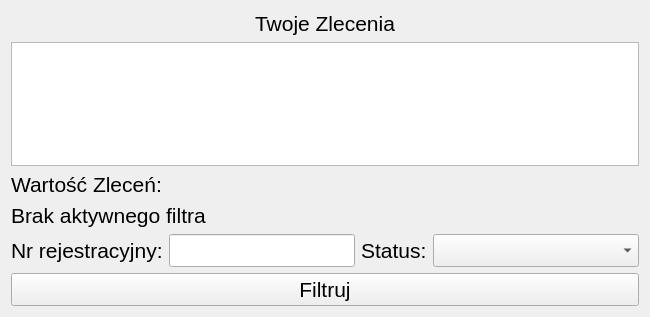
Before: the Qt Designer form showorder.ui in CzarnyEryk/WarsztatProgram, drawn with Qt 5.
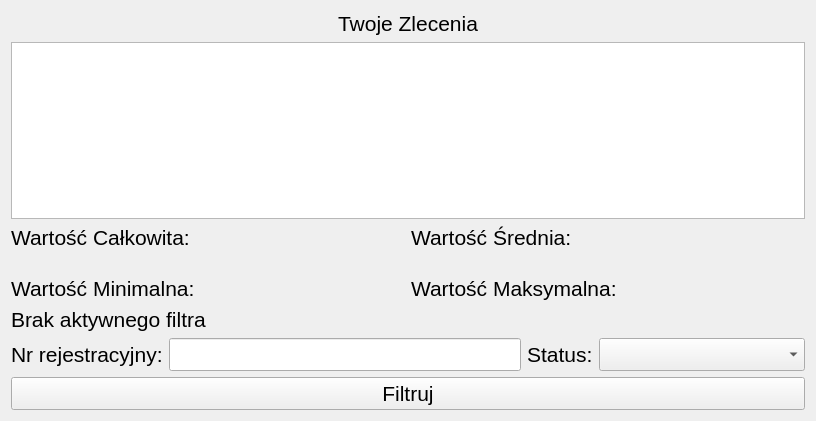
After: the same form once the commit is applied. Icons and pictures are not drawn.

Commit message: Dodano wyświetlanie wartości sredniej ,minimalnej ,maksymalnej dla zleceń, drobne poprawki

The edit to the form file:
```diff
--- a/showorder.ui
+++ b/showorder.ui
@@ -6,8 +6,8 @@
    <rect>
     <x>0</x>
     <y>0</y>
-    <width>650</width>
-    <height>317</height>
+    <width>816</width>
+    <height>421</height>
    </rect>
   </property>
   <property name="sizePolicy">
@@ -28,12 +28,12 @@
   <property name="windowIcon">
    <iconset theme="QIcon::ThemeIcon::EditFind"/>
   </property>
+  <layout class="QGridLayout" name="gridLayout_2">
+   <item row="0" column="0">
   <layout class="QGridLayout" name="gridLayout">
    <item row="0" column="0">
     <layout class="QVBoxLayout" name="verticalLayout_3">
      <item>
-      <layout class="QVBoxLayout" name="verticalLayout_2">
-       <item>
         <widget class="QLabel" name="label">
          <property name="font">
           <font>
@@ -84,6 +84,10 @@
        </item>
       </layout>
      </item>
+     <item row="1" column="0">
+      <layout class="QVBoxLayout" name="verticalLayout_2">
+       <item>
+        <layout class="QHBoxLayout" name="horizontalLayout_4">
      <item>
       <widget class="QLabel" name="ordersValue_label">
        <property name="font">
@@ -92,13 +96,66 @@
         </font>
        </property>
        <property name="text">
-        <string>Wartość Zleceń: </string>
+            <string>Wartość Całkowita: </string>
        </property>
       </widget>
      </item>
+         <item>
+          <widget class="QLabel" name="ordersValueAvg_label">
+           <property name="font">
+            <font>
+             <pointsize>16</pointsize>
+            </font>
+           </property>
+           <property name="text">
+            <string>Wartość Średnia:</string>
+           </property>
+          </widget>
+         </item>
+        </layout>
+       </item>
+       <item>
+        <widget class="QLabel" name="label_2">
+         <property name="text">
+          <string/>
+         </property>
+        </widget>
+       </item>
+       <item>
+        <layout class="QHBoxLayout" name="horizontalLayout_3">
+         <item>
+          <widget class="QLabel" name="ordersValueMin_label">
+           <property name="font">
+            <font>
+             <pointsize>16</pointsize>
+            </font>
+           </property>
+           <property name="text">
+            <string>Wartość Minimalna: </string>
+           </property>
+          </widget>
+         </item>
+         <item>
+          <widget class="QLabel" name="ordersValueMax_label">
+           <property name="font">
+            <font>
+             <pointsize>16</pointsize>
+            </font>
+           </property>
+           <property name="text">
+            <string>Wartość Maksymalna: </string>
+           </property>
+          </widget>
+         </item>
+        </layout>
+       </item>
+      </layout>
+     </item>
+     <item row="2" column="0">
+      <layout class="QVBoxLayout" name="verticalLayout_4">
      <item>
       <layout class="QVBoxLayout" name="verticalLayout">
-       <item alignment="">
+         <item>
         <widget class="QLabel" name="filterLabelStatus">
          <property name="font">
           <font>
@@ -196,6 +253,8 @@
           <string>Filtruj</string>
          </property>
         </widget>
+         </item>
+        </layout>
        </item>
       </layout>
      </item>
```
Lines whose indentation alone changed are shown as unchanged. The commit also changes 8 other files.
